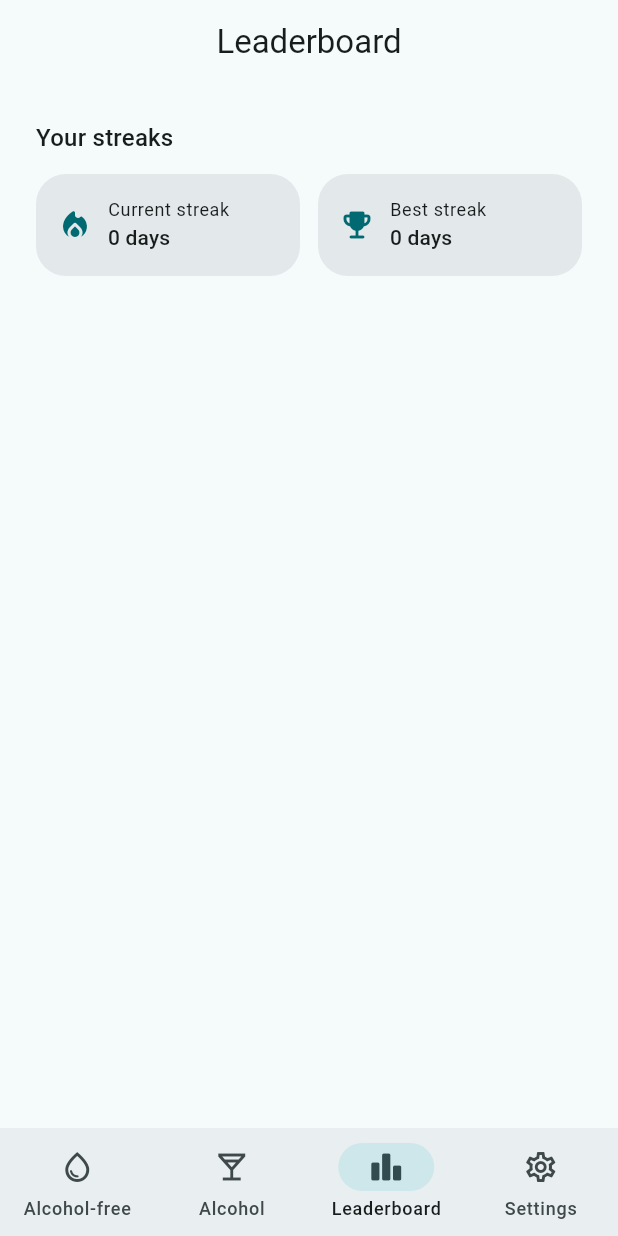
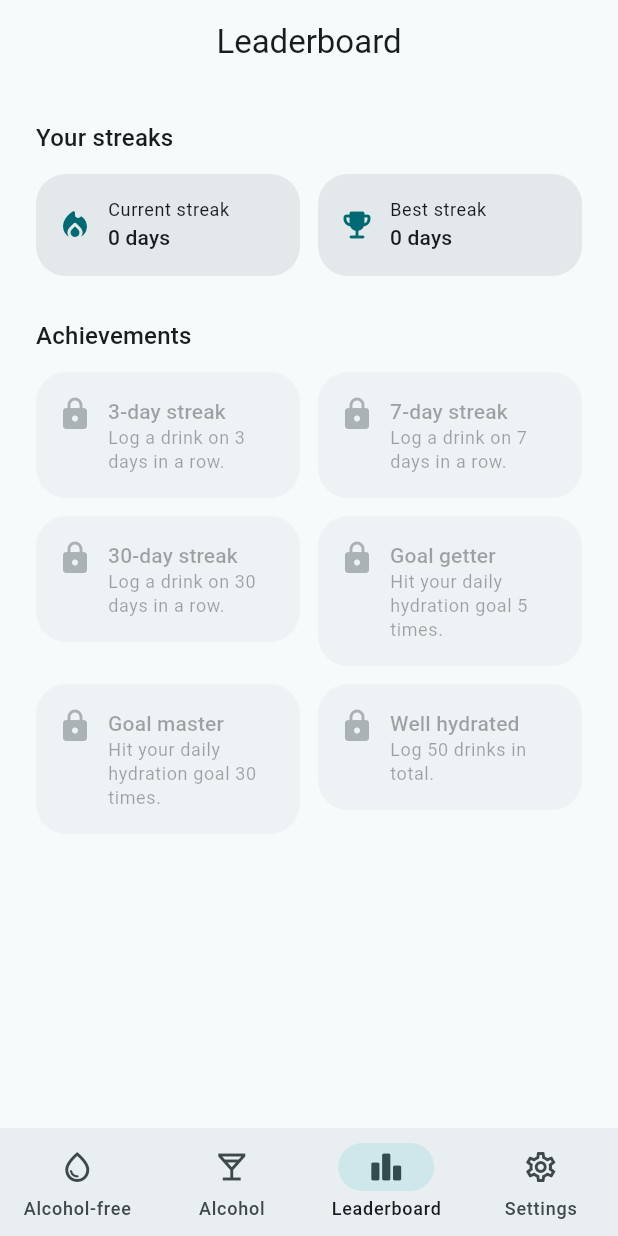
Before and after one commit to DevTimmOfTO/BetterDrink, a Flutter app: the screen it shows after launch, item 3 of the bottom bar chosen, on a phone screen of 412 x 824 dp. Run offline on Flutter 3.47's test engine with Material 3 defaults, Android fonts, the phone set to English and light mode, and no system bars; our stand-ins replace flutter_local_notifications, flutter_riverpod, flutter_timezone, shared_preferences, timezone; statements that could not run were skipped.

Commit message:
Add hydration goal, streak/goal achievements, and unlock UI
Introduces a user-configurable daily hydration goal, tracks goal-hit
days and lifetime drinks logged alongside the existing streak data,
and unlocks a small set of achievements (streak milestones, goal
hits, total drinks logged) as those thresholds are crossed. Unlocks
are checked after each water log, surfaced via a snackbar, and shown
in a new Achievements grid on the Leaderboard tab. Verified on-device
end to end (goal setting persists, logging triggers unlock checks,
unlock state persists and renders correctly).

Co-Authored-By: Claude Sonnet 5 <noreply@anthropic.com>
Claude-Session: https://claude.ai/code/session_01BHWE5HpVm2vwhPCLGz9XNq

```diff
--- /dev/null
+++ b/lib/models/achievement.dart
@@ -0,0 +1,68 @@
+import 'package:flutter/material.dart';
+
+/// Identifiers for every achievement in the catalog. The persisted "unlocked"
+/// set stores [AchievementId.name] strings, so renaming a value here changes
+/// its storage key — remove or rename with care.
+enum AchievementId {
+  streak3,
+  streak7,
+  streak30,
+  goalHit5,
+  goalHit30,
+  drinksLogged50,
+}
+
+/// Static display metadata for one achievement. Unlock state is tracked
+/// separately (see [AchievementService]) — this is just the catalog entry.
+class Achievement {
+  const Achievement({
+    required this.id,
+    required this.title,
+    required this.description,
+    required this.icon,
+  });
+
+  final AchievementId id;
+  final String title;
+  final String description;
+  final IconData icon;
+}
+
+const List<Achievement> achievementCatalog = [
+  Achievement(
+    id: AchievementId.streak3,
+    title: '3-day streak',
+    description: 'Log a drink on 3 days in a row.',
+    icon: Icons.local_fire_department_rounded,
+  ),
+  Achievement(
+    id: AchievementId.streak7,
+    title: '7-day streak',
+    description: 'Log a drink on 7 days in a row.',
+    icon: Icons.local_fire_department_rounded,
+  ),
+  Achievement(
+    id: AchievementId.streak30,
+    title: '30-day streak',
+    description: 'Log a drink on 30 days in a row.',
+    icon: Icons.local_fire_department_rounded,
+  ),
+  Achievement(
+    id: AchievementId.goalHit5,
+    title: 'Goal getter',
+    description: 'Hit your daily hydration goal 5 times.',
+    icon: Icons.flag_rounded,
+  ),
+  Achievement(
+    id: AchievementId.goalHit30,
+    title: 'Goal master',
+    description: 'Hit your daily hydration goal 30 times.',
+    icon: Icons.flag_rounded,
+  ),
+  Achievement(
+    id: AchievementId.drinksLogged50,
+    title: 'Well hydrated',
+    description: 'Log 50 drinks in total.',
+    icon: Icons.water_drop_rounded,
+  ),
+];
--- a/lib/screens/leaderboard_screen.dart
+++ b/lib/screens/leaderboard_screen.dart
@@ -1,4 +1,6 @@
+import 'package:betterdrink/providers/achievement_provider.dart';
 import 'package:betterdrink/providers/leaderboard_provider.dart';
+import 'package:betterdrink/widgets/achievement_grid.dart';
 import 'package:flutter_riverpod/flutter_riverpod.dart';
 import 'package:flutter/material.dart';
 
@@ -13,14 +15,13 @@ class _LeaderboardScreenState extends ConsumerState<LeaderboardScreen> {
   @override
   Widget build(BuildContext context) {
     final data = ref.watch(leaderboardProvider);
+    final unlockedAchievements = ref.watch(achievementProvider);
 
     return Scaffold(
       appBar: AppBar(title: const Text('Leaderboard')),
       body: SafeArea(
-        child: Padding(
+        child: ListView(
           padding: const EdgeInsets.all(24),
-          child: Column(
-            crossAxisAlignment: CrossAxisAlignment.start,
           children: [
             Text('Your streaks', style: Theme.of(context).textTheme.titleMedium),
             const SizedBox(height: 12),
@@ -43,8 +44,11 @@ class _LeaderboardScreenState extends ConsumerState<LeaderboardScreen> {
                 ),
               ],
             ),
+            const SizedBox(height: 28),
+            Text('Achievements', style: Theme.of(context).textTheme.titleMedium),
+            const SizedBox(height: 12),
+            AchievementGrid(unlocked: unlockedAchievements),
           ],
-          ),
         ),
       ),
     );
--- a/lib/services/settings_service.dart
+++ b/lib/services/settings_service.dart
@@ -11,6 +11,7 @@ class SettingsService {
   static const _keyActiveStart = 'settings_active_start_minutes';
   static const _keyActiveEnd = 'settings_active_end_minutes';
   static const _keyMessage = 'settings_message';
+  static const _keyDailyGoalMl = 'settings_daily_goal_ml';
 
   Future<ReminderSettings> load() async {
     final prefs = await SharedPreferences.getInstance();
@@ -22,6 +23,8 @@ class SettingsService {
       activeEndMinutes: prefs.getInt(_keyActiveEnd) ??
           ReminderSettings.defaults.activeEndMinutes,
       message: prefs.getString(_keyMessage) ?? ReminderSettings.defaults.message,
+      dailyGoalMl: prefs.getInt(_keyDailyGoalMl) ??
+          ReminderSettings.defaults.dailyGoalMl,
     );
   }
 
@@ -31,5 +34,6 @@ class SettingsService {
     await prefs.setInt(_keyActiveStart, settings.activeStartMinutes);
     await prefs.setInt(_keyActiveEnd, settings.activeEndMinutes);
     await prefs.setString(_keyMessage, settings.message);
+    await prefs.setInt(_keyDailyGoalMl, settings.dailyGoalMl);
   }
 }
--- /dev/null
+++ b/lib/widgets/achievement_grid.dart
@@ -0,0 +1,84 @@
+import 'package:flutter/material.dart';
+
+import '../models/achievement.dart';
+
+/// Two-column grid of achievement cards, styled like the leaderboard's
+/// stat cards. Locked achievements are dimmed with a lock icon in place of
+/// their real icon.
+class AchievementGrid extends StatelessWidget {
+  const AchievementGrid({super.key, required this.unlocked});
+
+  final Set<AchievementId> unlocked;
+
+  @override
+  Widget build(BuildContext context) {
+    return LayoutBuilder(
+      builder: (context, constraints) {
+        const spacing = 12.0;
+        final cardWidth = (constraints.maxWidth - spacing) / 2;
+        return Wrap(
+          spacing: spacing,
+          runSpacing: spacing,
+          children: [
+            for (final achievement in achievementCatalog)
+              SizedBox(
+                width: cardWidth,
+                child: _AchievementCard(
+                  achievement: achievement,
+                  unlocked: unlocked.contains(achievement.id),
+                ),
+              ),
+          ],
+        );
+      },
+    );
+  }
+}
+
+class _AchievementCard extends StatelessWidget {
+  const _AchievementCard({required this.achievement, required this.unlocked});
+
+  final Achievement achievement;
+  final bool unlocked;
+
+  @override
+  Widget build(BuildContext context) {
+    final colorScheme = Theme.of(context).colorScheme;
+    return Opacity(
+      opacity: unlocked ? 1 : 0.4,
+      child: Material(
+        color: colorScheme.surfaceContainerHigh,
+        borderRadius: BorderRadius.circular(20),
+        child: Padding(
+          padding: const EdgeInsets.symmetric(horizontal: 14, vertical: 16),
+          child: Row(
+            crossAxisAlignment: CrossAxisAlignment.start,
+            children: [
+              Icon(
+                unlocked ? achievement.icon : Icons.lock_rounded,
+                color: unlocked ? colorScheme.primary : colorScheme.onSurfaceVariant,
+              ),
+              const SizedBox(width: 10),
+              Expanded(
+                child: Column(
+                  crossAxisAlignment: CrossAxisAlignment.start,
+                  mainAxisSize: MainAxisSize.min,
+                  children: [
+                    Text(
+                      achievement.title,
+                      style: Theme.of(context).textTheme.titleSmall,
+                    ),
+                    Text(
+                      achievement.description,
+                      style: Theme.of(context).textTheme.bodySmall,
+                    ),
+                  ],
+                ),
+              ),
+            ],
+          ),
+        ),
+      ),
+    );
+  }
+}
```
Also changed, not shown: analysis_options.yaml (+9 -0 lines), lib/models/reminder_settings.dart (+8 -0 lines), lib/providers/achievement_provider.dart (added, +44 -0 lines), lib/providers/hydration_provider.dart (+15 -2 lines), lib/screens/home_screen.dart (+17 -1 lines), lib/screens/settings_screen.dart (+28 -0 lines), lib/services/achievement_rules.dart (added, +21 -0 lines), lib/services/achievement_service.dart (added, +50 -0 lines), lib/services/hydration_service.dart (+21 -0 lines), pubspec.lock, 1 other file. Lines whose indentation alone changed are shown as unchanged.
